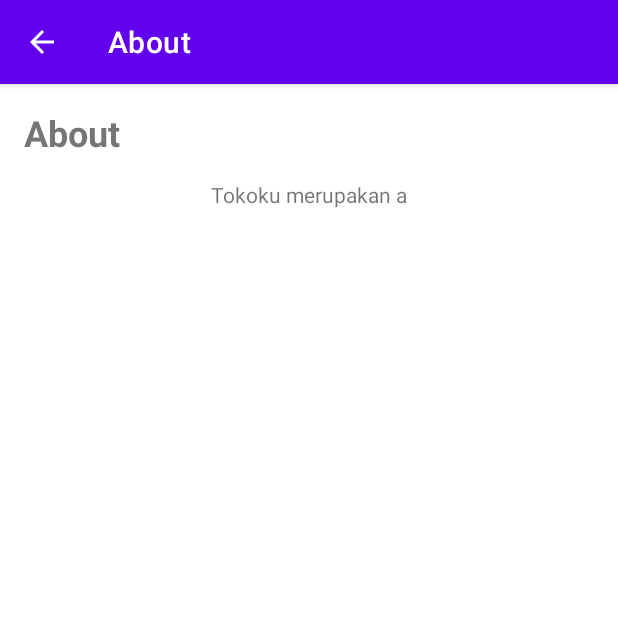
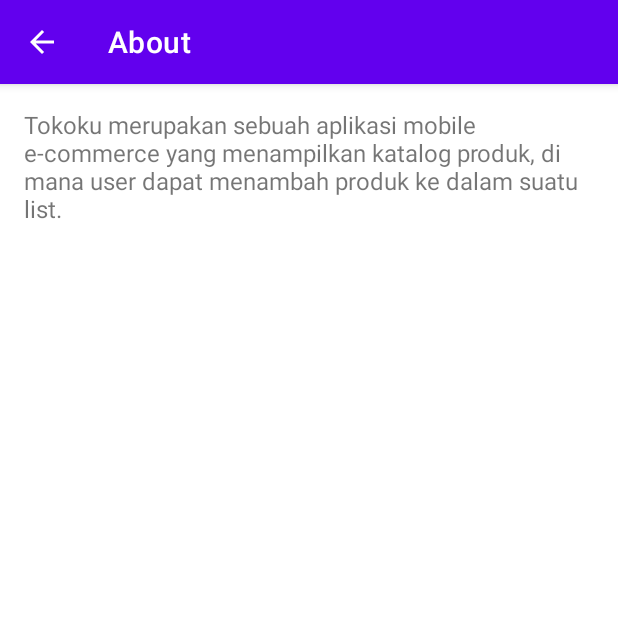
Before and after one commit to itslouisgs/tokoku, an Android app: the AboutActivity screen opened directly, with no data from a screen before it, on a phone screen of 412 x 824 dp, the top half of it. Run offline under Robolectric (Android 15) with nearby library versions, the phone set to English and light mode, and no system bars.

Commit message:
feat(activity_about.xml): add app description

```diff
--- a/app/src/main/res/layout/activity_about.xml
+++ b/app/src/main/res/layout/activity_about.xml
@@ -7,26 +7,15 @@
     tools:context=".AboutActivity">
 
     <TextView
-        android:id="@+id/textView"
-        android:layout_width="wrap_content"
-        android:layout_height="wrap_content"
-        android:layout_marginStart="16dp"
-        android:layout_marginTop="16dp"
-        android:text="About"
-        android:textSize="24sp"
-        android:textStyle="bold"
-        app:layout_constraintStart_toStartOf="parent"
-        app:layout_constraintTop_toTopOf="parent" />
-
-    <TextView
         android:id="@+id/textView2"
         android:layout_width="wrap_content"
         android:layout_height="wrap_content"
-        android:layout_marginTop="64dp"
+        android:layout_marginTop="16dp"
         android:paddingStart="16dp"
         android:paddingEnd="16dp"
-        android:text="Tokoku merupakan a"
-        android:textSize="14sp"
+        android:text="Tokoku merupakan sebuah aplikasi mobile e-commerce yang menampilkan katalog produk, di mana user dapat menambah produk ke dalam suatu list."
+        android:textAlignment="viewStart"
+        android:textSize="16sp"
         app:layout_constraintEnd_toEndOf="parent"
         app:layout_constraintStart_toStartOf="parent"
         app:layout_constraintTop_toTopOf="parent" />
```
